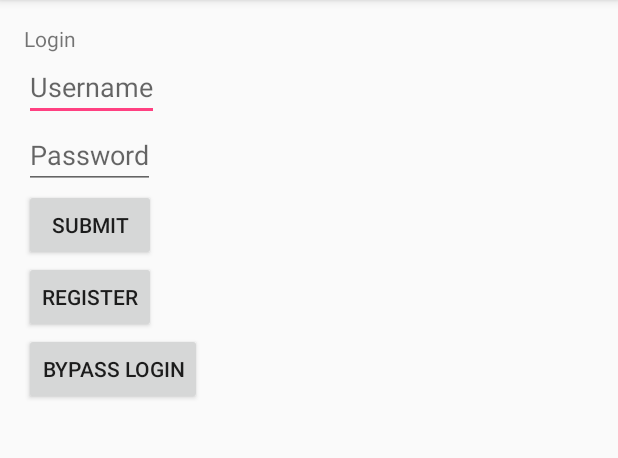
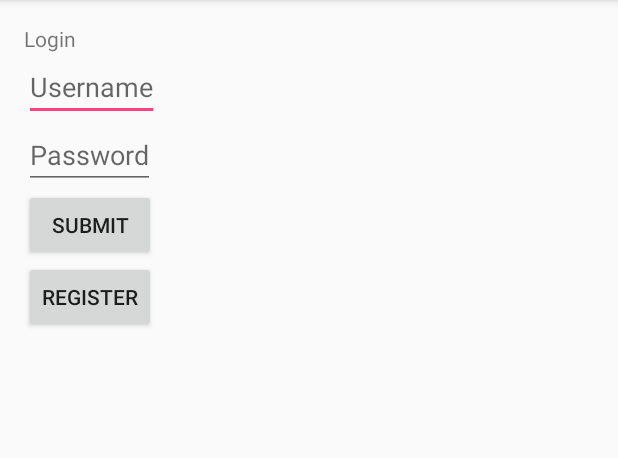
Before and after one commit to kp360/tcss450project, an Android app: the screen it shows after launch (MainActivity), after a tap on "REGISTER", on a phone screen of 412 x 824 dp, the part 84-542 px from its top. Run offline under Robolectric (Android 15) with nearby library versions, the phone set to English and light mode, and no system bars.

Commit message:
Wide jokes page,  removed bypass login button

```diff
--- a/app/src/main/java/tcss450team3/uw/tacoma/edu/justjokes/MainActivity.java
+++ b/app/src/main/java/tcss450team3/uw/tacoma/edu/justjokes/MainActivity.java
@@ -21,6 +21,11 @@ import java.net.HttpURLConnection;
 import java.net.URL;
 import java.net.URLEncoder;
 
+/**
+ *  The purpose of this activity is for the user to log in to an existing
+ *  account in our database, or to register and add a user to the database.
+ *
+ */
 public class MainActivity extends AppCompatActivity {
 
     private static final String LOGIN_URL
@@ -31,6 +36,11 @@ public class MainActivity extends AppCompatActivity {
 
     private EditText mUserUsernameEditText;
     private EditText mUserPasswordEditText;
+
+    private String USERNAME = "userName";
+    private String PASSWORD = "passWord";
+
+    private boolean loggedIn = false;
 
     @Override
     protected void onCreate(Bundle savedInstanceState) {
@@ -44,7 +54,8 @@ public class MainActivity extends AppCompatActivity {
         userLoginButton.setOnClickListener(new View.OnClickListener() {
             @Override
             public void onClick(View v) {
-                String url = buildLoginURL(v);
+//                String url = buildLoginURL(v);
+                String url = buildURL(v, LOGIN_URL);
                 login(url);
             }
         });
@@ -53,7 +64,8 @@ public class MainActivity extends AppCompatActivity {
         userRegisButton.setOnClickListener(new View.OnClickListener() {
             @Override
             public void onClick(View v) {
-                String url = buildRegisURL(v);
+//                String url = buildRegisURL(v);
+                String url = buildURL(v, REGIS_URL);
                 register(url);
             }
         });
@@ -70,14 +82,9 @@ public class MainActivity extends AppCompatActivity {
         task.execute(new String[]{url.toString()});
     }
 
-    public void openJokesPage(View view) {
-        Intent intent = new Intent(this, JokesPage.class);
-        startActivity(intent);
-    }
+    private String buildURL(View v, String url) {
 
-    private String buildLoginURL(View v) {
-
-        StringBuilder sb = new StringBuilder(LOGIN_URL);
+        StringBuilder sb = new StringBuilder(url);
 
         try {
 
@@ -91,7 +98,7 @@ public class MainActivity extends AppCompatActivity {
             sb.append(URLEncoder.encode(userPassword, "UTF-8"));
 
 
-            Log.i("userLogin", sb.toString());
+            Log.i("buildURL", sb.toString());
 
         }
         catch(Exception e) {
@@ -100,33 +107,6 @@ public class MainActivity extends AppCompatActivity {
         }
         return sb.toString();
     }
-
-    private String buildRegisURL(View v) {
-
-        StringBuilder sb = new StringBuilder(REGIS_URL);
-
-        try {
-
-            String userUsername = mUserUsernameEditText.getText().toString();
-            sb.append("userName=");
-            sb.append(userUsername);
-
-
-            String userPassword = mUserPasswordEditText.getText().toString();
-            sb.append("&passWord=");
-            sb.append(URLEncoder.encode(userPassword, "UTF-8"));
-
-
-            Log.i("userRegistration", sb.toString());
-
-        }
-        catch(Exception e) {
-            Toast.makeText(v.getContext(), "Something wrong with the url" + e.getMessage(), Toast.LENGTH_LONG)
-                    .show();
-        }
-        return sb.toString();
-    }
-
 
     private class DownloadUsersTask extends AsyncTask<String, Void, String> {
 
--- a/app/src/main/res/layout/activity_main.xml
+++ b/app/src/main/res/layout/activity_main.xml
@@ -41,9 +41,4 @@
         android:layout_height="wrap_content"
         android:text="@string/register" />
 
-    <Button
-        android:layout_width="wrap_content"
-        android:layout_height="wrap_content"
-        android:text="@string/bypassLogin"
-        android:onClick="openJokesPage"/>
 </LinearLayout>
--- a/app/src/main/res/layout/fragment_joke_list.xml
+++ b/app/src/main/res/layout/fragment_joke_list.xml
@@ -6,8 +6,8 @@
     android:name="tcss450team3.uw.tacoma.edu.justjokes.JokeFragment"
     android:layout_width="match_parent"
     android:layout_height="match_parent"
-    android:layout_marginLeft="16dp"
-    android:layout_marginRight="16dp"
+    android:layout_marginLeft="0dp"
+    android:layout_marginRight="0dp"
     app:layoutManager="LinearLayoutManager"
     tools:context="tcss450team3.uw.tacoma.edu.justjokes.JokeFragment"
     tools:listitem="@layout/fragment_joke" />
```
Also changed, not shown: app/src/main/res/layout/activity_jokes_page.xml (+2 -5 lines).
